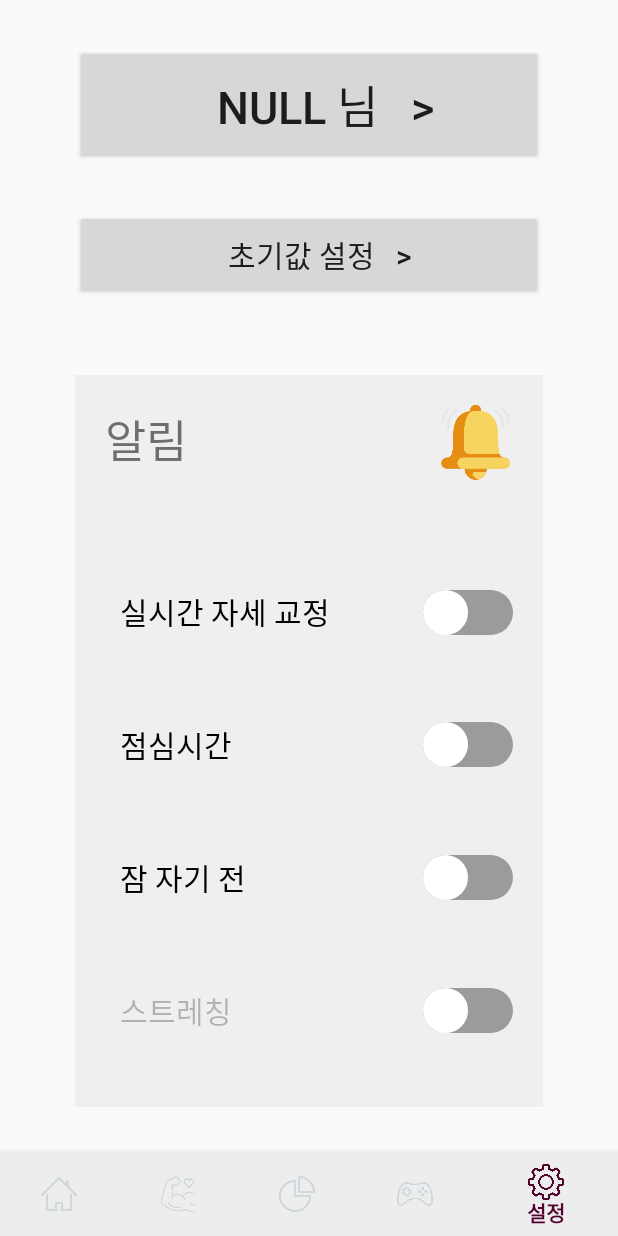
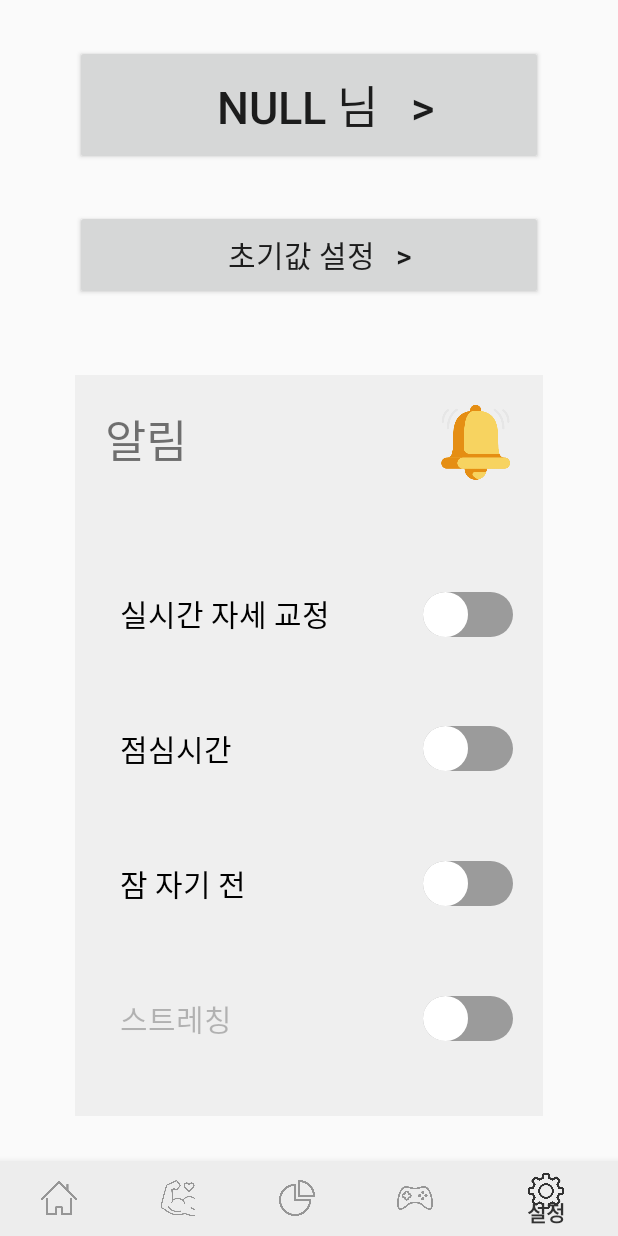
Before and after one commit to kyungpyoda/Hanium_SmartCushion, an Android app: the Fragment1 screen opened directly, with no data from a screen before it, item 5 of the bottom bar chosen, on a phone screen of 412 x 824 dp. Run offline under Robolectric (Android 15) with nearby library versions, the phone set to English and light mode, and no system bars; libraries missing offline, so code that uses them is left out: com.github.mikephil.charting, com.kakao.usermgmt, org.eclipse.paho; pictures from the network do not load; 13 statements that could not run were skipped.

Commit message:
clean push

```diff
--- a/Android-application/SmartCushion/app/src/main/AndroidManifest.xml
+++ b/Android-application/SmartCushion/app/src/main/AndroidManifest.xml
@@ -8,6 +8,7 @@
     <!-- TODO: Downsize button image And Replace largeHeap True with False-->
 
     <application
+        android:usesCleartextTraffic="true"
         android:largeHeap="true"
         android:name="org.techtown.SmartCushion.GlobalApplication"
         android:allowBackup="true"
--- a/Android-application/SmartCushion/app/src/main/java/org/techtown/SmartCushion/Fragment1.java
+++ b/Android-application/SmartCushion/app/src/main/java/org/techtown/SmartCushion/Fragment1.java
@@ -65,6 +65,11 @@ public class Fragment1 extends Fragment {
                 }
                 else{
                     Log.e("Connect_success", "is connected");
+                }
+                try {
+                    mqttAndroidClient.publish("cushion","1".getBytes(),0,false);
+                } catch (MqttException e) {
+                    e.printStackTrace();
                 }
             }
         });
--- a/Android-application/SmartCushion/app/src/main/java/org/techtown/SmartCushion/MainActivity.java
+++ b/Android-application/SmartCushion/app/src/main/java/org/techtown/SmartCushion/MainActivity.java
@@ -211,7 +211,7 @@ public class MainActivity extends AppCompatActivity {
                 for(int i=0;i<msg.length();i++){
                     Log.e("Connect_success", String.valueOf(msg.charAt(i)));
                 }
-                msg=msg.substring(0,msg.length()-1);
+                //msg=msg.substring(0,msg.length()-1);
                 Log.e("Connect_success", msg+", length : "+msg.length());
 
                 switch (topic) {
--- /dev/null
+++ b/Android-application/SmartCushion/app/src/main/res/drawable/doctor_message.xml
@@ -0,0 +1,6 @@
+<?xml version="1.0" encoding="utf-8"?>
+<shape xmlns:android="http://schemas.android.com/apk/res/android"
+    android:shape="rectangle">
+    <solid android:color="@color/color10" />
+    <corners android:topLeftRadius="5dp" android:radius="15dp" />
+</shape>
--- a/Android-application/SmartCushion/app/src/main/res/drawable/item_color.xml
+++ b/Android-application/SmartCushion/app/src/main/res/drawable/item_color.xml
@@ -1,5 +1,5 @@
 <?xml version="1.0" encoding="utf-8"?>
 <selector xmlns:android="http://schemas.android.com/apk/res/android">
-    <item android:state_checked="true" android:color="#51032d" />
-    <item android:color="#CFD8DC"  />
+    <item android:state_checked="true" android:color="#323232" />
+    <item android:color="#969696"  />
 </selector>
--- a/Android-application/SmartCushion/app/src/main/res/layout/activity_main.xml
+++ b/Android-application/SmartCushion/app/src/main/res/layout/activity_main.xml
@@ -9,22 +9,19 @@
         android:id="@+id/container"
         android:layout_width="match_parent"
         android:layout_height="0dp"
-        app:layout_behavior="@string/appbar_scrolling_view_behavior"
-        app:layout_constraintBottom_toTopOf="@id/bottom_navigation"
-        app:layout_constraintTop_toTopOf="parent" />
+        app:layout_constraintBottom_toTopOf="@+id/bottom_navigation"
+        app:layout_constraintTop_toTopOf="parent"
+        android:orientation="vertical" />
+
 
     <android.support.design.widget.BottomNavigationView
         android:id="@+id/bottom_navigation"
         android:layout_width="match_parent"
-        android:layout_height="wrap_content"
-        android:layout_marginEnd="0dp"
-        android:layout_marginStart="0dp"
-        app:layout_constraintBottom_toBottomOf="parent"
-        app:layout_constraintLeft_toLeftOf="parent"
-        app:layout_constraintRight_toRightOf="parent"
+        android:layout_height="50dp"
         app:itemBackground="@color/color9"
         app:itemIconTint="@drawable/item_color"
         app:itemTextColor="@drawable/item_color"
-        app:menu="@menu/menu_bottom"/>
+        app:layout_constraintBottom_toBottomOf="parent"
+        app:menu="@menu/menu_bottom" />
 
 </android.support.constraint.ConstraintLayout>
```
Also changed, not shown: Android-application/SmartCushion/app/src/main/java/org/techtown/SmartCushion/Fragment3.java (+39 -10 lines), Android-application/SmartCushion/app/src/main/res/layout/fragment1.xml (+9 -9 lines), Android-application/SmartCushion/app/src/main/res/layout/fragment3.xml (+27 -4 lines), 1726 other files.
